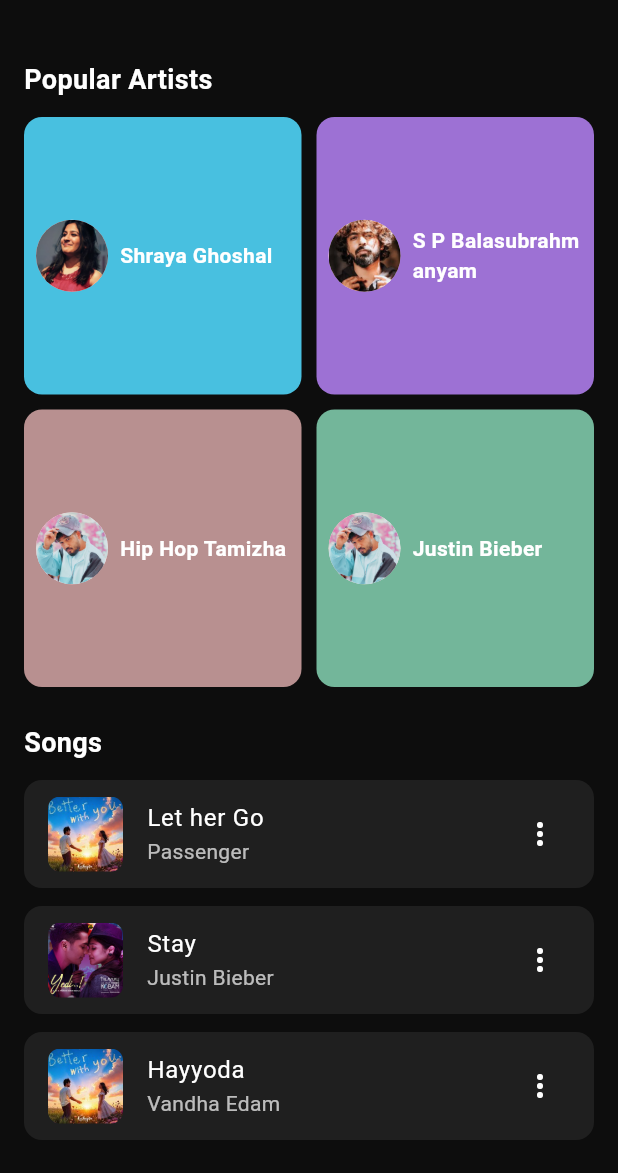
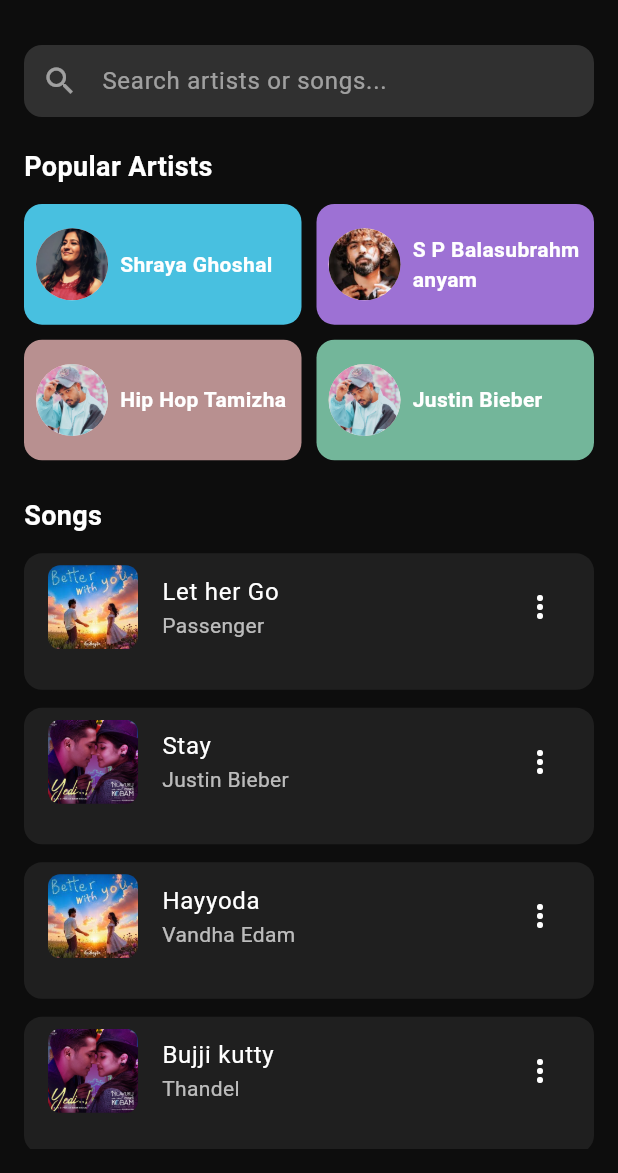
Before and after one commit to JagadishAtelier/soul-square, a Flutter app: the screen it shows after launch, after a tap on the "search" icon, on a phone screen of 412 x 824 dp, the part 63-1236 px from its top. Run offline on Flutter 3.47's test engine with Material 3 defaults, Android fonts, the phone set to English and light mode, and no system bars; our stand-ins replace bootstrap_icons.

Commit message:
updated some alignment in home and search page

```diff
--- a/lib/components/library_grid.dart
+++ b/lib/components/library_grid.dart
@@ -10,7 +10,7 @@ class LibraryGrid extends StatelessWidget {
         'icon': Icons.favorite,
         'label': 'Liked Songs',
         'subtitle': '14 Songs',
-        'color': Colors.redAccent
+        'color': Color.fromARGB(255, 111, 64, 138)
       },
       {
         'icon': Icons.download,
@@ -22,13 +22,13 @@ class LibraryGrid extends StatelessWidget {
         'icon': Icons.history,
         'label': 'Recently',
         'subtitle': 'Viewed Artist',
-        'color': Colors.orangeAccent
+        'color': Colors.pinkAccent
       },
       {
         'icon': Icons.playlist_play,
         'label': 'Playlists',
         'subtitle': '2 Playlists',
-        'color': Colors.greenAccent
+        'color': Colors.purpleAccent
       },
     ];
 
@@ -49,12 +49,12 @@ class LibraryGrid extends StatelessWidget {
               crossAxisCount: 2,
               mainAxisSpacing: 12,
               crossAxisSpacing: 12,
-              childAspectRatio: 1,
+              childAspectRatio: 161 / 106,
             ),
             itemBuilder: (context, index) {
               final item = items[index];
               return SizedBox(
-                height: 161, // fixed height
+                height: 106, // fixed height
                 width: 161,  // fixed width
                 child: Container(
                   decoration: BoxDecoration(
@@ -63,7 +63,8 @@ class LibraryGrid extends StatelessWidget {
                   ),
                   padding: const EdgeInsets.all(12),
                   child: Column(
-                    mainAxisAlignment: MainAxisAlignment.start,
+                    crossAxisAlignment: CrossAxisAlignment.start, // 👈 align left
+                    mainAxisAlignment: MainAxisAlignment.center,
                     children: [
                       Icon(
                         item['icon'],
@@ -76,6 +77,7 @@ class LibraryGrid extends StatelessWidget {
                         style: const TextStyle(
                           fontWeight: FontWeight.bold,
                           color: Colors.white,
+                          fontSize:15,
                         ),
                       ),
                       Text(
--- a/lib/components/now_playing_card.dart
+++ b/lib/components/now_playing_card.dart
@@ -22,7 +22,7 @@ class NowPlayingCard extends StatelessWidget {
         borderRadius: BorderRadius.circular(20),
       ),
       child: Column(
-        mainAxisAlignment: MainAxisAlignment.spaceEvenly,
+        mainAxisAlignment: MainAxisAlignment.spaceAround,
         children: [
           // 🔹 First Row: Image + Texts + Icon
           Row(
@@ -58,11 +58,18 @@ class NowPlayingCard extends StatelessWidget {
           Row(
             mainAxisAlignment: MainAxisAlignment.center,
             children: const [
-              Icon(BootstrapIcons.skip_start, color: Colors.white, size: 28),
-              Icon(Icons.pause_circle_filled, color: Colors.white, size: 36),
-              Icon(BootstrapIcons.skip_end, color: Colors.white, size: 28),
+              Icon(BootstrapIcons.skip_start, color: Colors.white, size: 20),
+               SizedBox(width: 10),
+              Icon(Icons.pause_circle_filled, color: Colors.white, size: 40),
+               SizedBox(width: 10),
+              Icon(BootstrapIcons.skip_end, color: Colors.white, size: 20),
               Spacer(),
-              Icon(BootstrapIcons.heart, color: Color.fromARGB(255, 111, 64, 138), size: 28),
+              Icon(
+  BootstrapIcons.heart_fill, // ✅ filled version
+  color: Color.fromARGB(255, 111, 64, 138), // same as before
+  size: 30,
+),
+
             ],
           ),
         ],
--- a/lib/components/popular_artists.dart
+++ b/lib/components/popular_artists.dart
@@ -20,6 +20,7 @@ class PopularArtists extends StatelessWidget {
       crossAxisSpacing: 10,
       mainAxisSpacing: 10,
       physics: const NeverScrollableScrollPhysics(),
+      childAspectRatio: 161 / 70,
       children: artists.map((artist) {
         return GestureDetector(
           onTap: () {
--- a/lib/components/recommendation_list.dart
+++ b/lib/components/recommendation_list.dart
@@ -24,13 +24,14 @@ class RecommendationList extends StatelessWidget {
   Widget _buildRecommendationItem(String title, String artist, String imagePath) {
     return Container(
       height:91,
-      width:343,
+      width: double.infinity,
       decoration: BoxDecoration(
         color: Colors.grey[850],
         borderRadius: BorderRadius.circular(12),
       ),
       padding: const EdgeInsets.all(10),
       child: Row(
+        crossAxisAlignment: CrossAxisAlignment.center,
         children: [
           ClipRRect(
             borderRadius: BorderRadius.circular(5),
@@ -40,6 +41,7 @@ class RecommendationList extends StatelessWidget {
           Expanded(
             child: Column(
               crossAxisAlignment: CrossAxisAlignment.start,
+              mainAxisAlignment: MainAxisAlignment.center,
               children: [
                 Text(title, style: const TextStyle(fontWeight: FontWeight.bold,fontSize:16,color: Colors.white)),
                 Text(artist, style: const TextStyle(color: Colors.white, fontSize: 16)),
--- a/lib/components/song_list.dart
+++ b/lib/components/song_list.dart
@@ -20,6 +20,8 @@ class SongList extends StatelessWidget {
     return Column(
       children: songs.map((song) {
         return Container(
+          height:91,
+          width: double.infinity,
           margin: const EdgeInsets.only(bottom: 12),
           decoration: BoxDecoration(
             color: const Color(0xFF1F1F1F),
@@ -28,7 +30,7 @@ class SongList extends StatelessWidget {
           child: ListTile(
             leading: ClipRRect(
               borderRadius: BorderRadius.circular(8),
-              child: Image.asset(song['image']!, width: 50, height: 50, fit: BoxFit.cover),
+              child: Image.asset(song['image']!, width: 60, height: 60, fit: BoxFit.cover),
             ),
             title: Text(song['title']!, style: const TextStyle(color: Colors.white)),
             subtitle: Text(song['artist']!, style: const TextStyle(color: Colors.white70)),
--- a/lib/screens/search_screen.dart
+++ b/lib/screens/search_screen.dart
@@ -34,16 +34,50 @@ class SearchScreen extends StatelessWidget {
           child: Column(
             crossAxisAlignment: CrossAxisAlignment.start,
             children: [
-              const SizedBox(height: 10),
-              const Text("Popular Artists",
-                  style: TextStyle(color: Colors.white, fontSize: 18, fontWeight: FontWeight.bold)),
+              // 🔍 Search Box
+              Container(
+                padding: const EdgeInsets.symmetric(horizontal: 12),
+                decoration: BoxDecoration(
+                  color: Colors.grey[850],
+                  borderRadius: BorderRadius.circular(12),
+                ),
+                child: const TextField(
+                  style: TextStyle(color: Colors.white),
+                  decoration: InputDecoration(
+                    icon: Icon(Icons.search, color: Colors.white54),
+                    hintText: "Search artists or songs...",
+                    hintStyle: TextStyle(color: Colors.white54),
+                    border: InputBorder.none,
+                  ),
+                ),
+              ),
+              const SizedBox(height: 20),
+
+              // 🎤 Popular Artists
+              const Text(
+                "Popular Artists",
+                style: TextStyle(
+                  color: Colors.white,
+                  fontSize: 18,
+                  fontWeight: FontWeight.bold,
+                ),
+              ),
               const SizedBox(height: 12),
               PopularArtists(
-                onArtistTap: (name, image) => _navigateToArtistDetail(context, name, image),
+                onArtistTap: (name, image) =>
+                    _navigateToArtistDetail(context, name, image),
               ),
               const SizedBox(height: 24),
-              const Text("Songs",
-                  style: TextStyle(color: Colors.white, fontSize: 18, fontWeight: FontWeight.bold)),
+
+              // 🎵 Songs
+              const Text(
+                "Songs",
+                style: TextStyle(
+                  color: Colors.white,
+                  fontSize: 18,
+                  fontWeight: FontWeight.bold,
+                ),
+              ),
               const SizedBox(height: 12),
               const SongList(),
             ],
```
Also changed, not shown: 2 other files.
